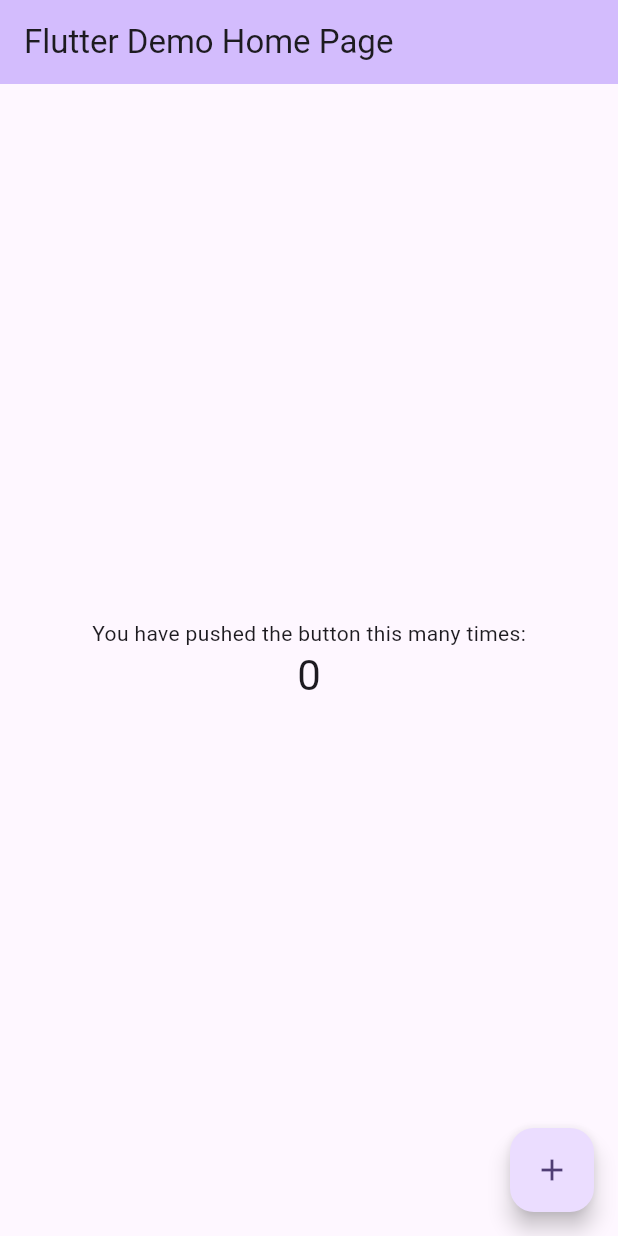
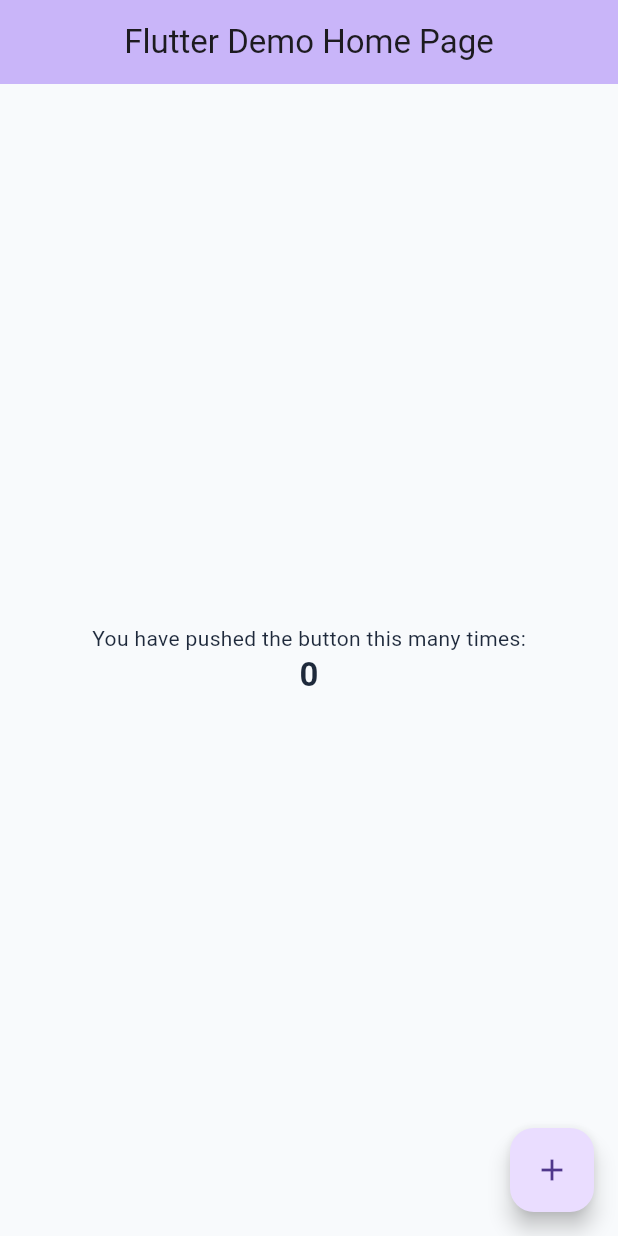
Before and after one commit to hossam-khedr/Monorepo-Flutter, a Flutter app: the screen it shows after launch, on a phone screen of 412 x 824 dp. Run offline on Flutter 3.47's test engine with Material 3 defaults, Android fonts, the phone set to English and light mode, and no system bars.

Commit message:
added themeing in project

```diff
--- a/apps/employee/lib/main.dart
+++ b/apps/employee/lib/main.dart
@@ -1,4 +1,6 @@
 import 'package:flutter/material.dart';
+import 'package:theme/theming/dark.dart';
+import 'package:theme/theming/light.dart';
 
 
 void main() {
@@ -13,24 +15,8 @@ class MyApp extends StatelessWidget {
   Widget build(BuildContext context) {
     return MaterialApp(
       title: 'Flutter Demo',
-      theme: ThemeData(
-        // This is the theme of your application.
-        //
-        // TRY THIS: Try running your application with "flutter run". You'll see
-        // the application has a purple toolbar. Then, without quitting the app,
-        // try changing the seedColor in the colorScheme below to Colors.green
-        // and then invoke "hot reload" (save your changes or press the "hot
-        // reload" button in a Flutter-supported IDE, or press "r" if you used
-        // the command line to start the app).
-        //
-        // Notice that the counter didn't reset back to zero; the application
-        // state is not lost during the reload. To reset the state, use hot
-        // restart instead.
-        //
-        // This works for code too, not just values: Most code changes can be
-        // tested with just a hot reload.
-        colorScheme: ColorScheme.fromSeed(seedColor: Colors.deepPurple),
-      ),
+      theme: LightTheme.getLightTheme(),
+      darkTheme: DarkTheme.getDarkTheme(),
       home: const MyHomePage(title: 'Flutter Demo Home Page'),
     );
   }
--- a/apps/employee/pubspec.yaml
+++ b/apps/employee/pubspec.yaml
@@ -37,6 +37,8 @@ dependencies:
     path: ../../packages/data
   shared_ui:
     path: ../../packages/shared_ui
+  theme:
+    path: ../../packages/theme
 
   # The following adds the Cupertino Icons font to your application.
   # Use with the CupertinoIcons class for iOS style icons.
--- a/apps/hr/pubspec.yaml
+++ b/apps/hr/pubspec.yaml
@@ -37,6 +37,8 @@ dependencies:
     path: ../../packages/data
   shared_ui:
     path: ../../packages/shared_ui
+  theme:
+    path: ../../packages/theme
 
   # The following adds the Cupertino Icons font to your application.
   # Use with the CupertinoIcons class for iOS style icons.
--- /dev/null
+++ b/packages/theme/analysis_options.yaml
@@ -0,0 +1,4 @@
+include: package:flutter_lints/flutter.yaml
+
+# Additional information about this file can be found at
+# https://dart.dev/guides/language/analysis-options
--- /dev/null
+++ b/packages/theme/lib/theme.dart
@@ -0,0 +1,5 @@
+/// A Calculator.
+class Calculator {
+  /// Returns [value] plus 1.
+  int addOne(int value) => value + 1;
+}
--- /dev/null
+++ b/packages/theme/lib/theming/app_typo_graphy.dart
@@ -0,0 +1,72 @@
+import 'package:flutter/material.dart';
+
+class AppTypography {
+  // Prevent instantiation
+  AppTypography._();
+
+  // Helper method to apply optional color
+  static TextStyle _applyColor(TextStyle style, [Color? color]) {
+    return style.copyWith(color: color);
+  }
+
+  /// Titles
+  static TextStyle titleLarge([Color? color]) =>
+      _applyColor(const TextStyle(
+        fontSize: 28,
+        fontWeight: FontWeight.bold,
+        height: 1.2,
+      ), color);
+
+  static TextStyle titleMedium([Color? color]) =>
+      _applyColor(const TextStyle(
+        fontSize: 22,
+        fontWeight: FontWeight.w600,
+        height: 1.3,
+      ), color);
+
+  static TextStyle titleSmall([Color? color]) =>
+      _applyColor(const TextStyle(
+        fontSize: 18,
+        fontWeight: FontWeight.w600,
+        height: 1.3,
+      ), color);
+
+  /// Body
+  static TextStyle bodyLarge([Color? color]) =>
+      _applyColor(const TextStyle(
+        fontSize: 16,
+        fontWeight: FontWeight.w500,
+        height: 1.4,
+      ), color);
+
+  static TextStyle bodyMedium([Color? color]) =>
+      _applyColor(const TextStyle(
+        fontSize: 14,
+        fontWeight: FontWeight.normal,
+        height: 1.4,
+      ), color);
+
+  static TextStyle bodySmall([Color? color]) =>
+      _applyColor(const TextStyle(
+        fontSize: 12,
+        fontWeight: FontWeight.normal,
+        height: 1.4,
+      ), color);
+
+  /// Caption / Notes
+  static TextStyle caption([Color? color]) =>
+      _applyColor(const TextStyle(
+        fontSize: 11,
+        fontWeight: FontWeight.w300,
+        height: 1.3,
+      ), color);
+
+  /// Button Text
+  static TextStyle button([Color? color]) =>
+      _applyColor(const TextStyle(
+        fontSize: 14,
+        fontWeight: FontWeight.w600,
+        height: 1.2,
+        letterSpacing: 0.5,
+      ), color);
+}
--- /dev/null
+++ b/packages/theme/lib/theming/colors/dark_colors.dart
@@ -0,0 +1,13 @@
+import 'package:flutter/material.dart';
+
+abstract class DarkColors{
+  static const Color darkBackground = Color(0xff111827);
+  static const Color cardColorDark = Color(0xff1F2937);
+  static const Color green = Color(0xff10B981);
+  static const Color orange = Color(0xffF59E0B);
+  static const Color read = Color(0xffEF4444);
+  static const Color fontColorDark= Color(0xffF8F5F9);
+  static const Color blow = Color(0xff2563EB);
+  static const Color smallCard = Color(0xff374151);
+  static const Color gray = Color(0xffBDC0C6);
+}
--- /dev/null
+++ b/packages/theme/lib/theming/colors/light_colors.dart
@@ -0,0 +1,14 @@
+import 'package:flutter/material.dart';
+
+abstract class LightColors{
+  static const Color background = Color(0xffF8FAFC);
+  static const Color cardColor = Color(0xffFFFFFF);
+  static const Color green = Color(0xff10B981);
+  static const Color orange = Color(0xffF59E0B);
+  static const Color read = Color(0xffEF4444);
+  static const Color fontColor = Color(0xff1E293B);
+  static const Color blow = Color(0xff2563EB);
+  static const Color smallCard = Color(0xffF9FAFB);
+  static const Color gray = Color(0xffBDC0C6);
+
+}
--- /dev/null
+++ b/packages/theme/lib/theming/dark.dart
@@ -0,0 +1,90 @@
+import 'package:flutter/material.dart';
+import 'package:flutter/services.dart';
+import 'package:theme/theming/colors/dark_colors.dart';
+
+import 'app_typo_graphy.dart';
+import 'colors/light_colors.dart';
+
+class DarkTheme{
+  DarkTheme._();
+
+  static ThemeData getDarkTheme(){
+    final theme =  ThemeData(
+      useMaterial3: true,
+      scaffoldBackgroundColor: DarkColors.darkBackground,
+      brightness: Brightness.dark,
+      appBarTheme: AppBarTheme(
+        backgroundColor: DarkColors.cardColorDark,
+        centerTitle: true,
+        elevation: 2,
+        systemOverlayStyle: SystemUiOverlayStyle(
+          statusBarColor: DarkColors.cardColorDark,
+          statusBarIconBrightness: Brightness.light,
+          statusBarBrightness: Brightness.dark,
+          systemNavigationBarColor: DarkColors.cardColorDark,
+          systemNavigationBarIconBrightness: Brightness.light,
+        ),
+      ),
+      cardTheme: CardThemeData(
+          color: DarkColors.cardColorDark,
+          shape: RoundedRectangleBorder(
+              borderRadius: BorderRadius.circular(16)
+          )
+      ),
+      elevatedButtonTheme: ElevatedButtonThemeData(
+          style:ElevatedButton.styleFrom(
+            backgroundColor: DarkColors.blow,
+              padding: EdgeInsets.symmetric(
+                  vertical: 12,
+                  horizontal: 24
+              ),
+
+              shape: RoundedRectangleBorder(
+                  borderRadius: BorderRadius.circular(8)
+              )
+          )
+      ),
+      textTheme:  TextTheme(
+        headlineLarge: AppTypography.titleLarge(DarkColors.fontColorDark),
+        headlineMedium: AppTypography.titleMedium(DarkColors.fontColorDark),
+        headlineSmall: AppTypography.titleSmall(DarkColors.fontColorDark),
+        bodyLarge: AppTypography.bodyLarge(DarkColors.fontColorDark),
+        bodyMedium: AppTypography.bodyMedium(DarkColors.fontColorDark),
+        bodySmall: AppTypography.bodySmall(DarkColors.fontColorDark),
+        labelSmall: AppTypography.caption(DarkColors.fontColorDark),
+      ),
+      inputDecorationTheme: InputDecorationTheme(
+        hintStyle: AppTypography.bodyMedium(DarkColors.fontColorDark),
+        labelStyle: AppTypography.bodyMedium(DarkColors.fontColorDark),
+        contentPadding: const EdgeInsets.symmetric(horizontal: 16, vertical: 12),
+        border: OutlineInputBorder(
+          borderRadius: BorderRadius.circular(10),
+          borderSide: BorderSide(color: DarkColors.gray),
+        ),
+        enabledBorder: OutlineInputBorder(
+          borderRadius: BorderRadius.circular(10),
+          borderSide: BorderSide(color: DarkColors.gray),
+        ),
+        focusedBorder: OutlineInputBorder(
+          borderRadius: BorderRadius.circular(10),
+          borderSide: BorderSide(color: DarkColors.blow),
+        ),
+        errorBorder: OutlineInputBorder(
+          borderRadius: BorderRadius.circular(10),
+          borderSide: BorderSide(color: DarkColors.read),
+        ),
+      ),
+      bottomNavigationBarTheme: BottomNavigationBarThemeData(
+        backgroundColor: DarkColors.cardColorDark,
+        selectedItemColor: DarkColors.blow,
+        unselectedItemColor: DarkColors.gray,
+        selectedIconTheme: const IconThemeData(size: 24),
+        unselectedIconTheme: const IconThemeData(size: 20),
+        showUnselectedLabels: true,
+        type: BottomNavigationBarType.fixed,
+      ),
+    );
+
+    return theme;
+  }
+}
--- /dev/null
+++ b/packages/theme/lib/theming/light.dart
@@ -0,0 +1,89 @@
+import 'package:flutter/material.dart';
+import 'package:flutter/services.dart';
+import 'package:theme/theming/colors/light_colors.dart';
+
+import 'app_typo_graphy.dart';
+
+class LightTheme{
+
+  LightTheme._();
+
+  static ThemeData getLightTheme(){
+   final theme =  ThemeData(
+      useMaterial3: true,
+     scaffoldBackgroundColor: LightColors.background,
+brightness: Brightness.light,
+     appBarTheme: AppBarTheme(
+       backgroundColor: LightColors.cardColor,
+       centerTitle: true,
+       elevation: 2,
+       systemOverlayStyle: SystemUiOverlayStyle(
+         statusBarColor: LightColors.cardColor,
+         statusBarIconBrightness: Brightness.dark,
+         statusBarBrightness: Brightness.light,
+         systemNavigationBarColor: LightColors.cardColor,
+         systemNavigationBarIconBrightness: Brightness.dark,
+       ),
+     ),
+     cardTheme: CardThemeData(
+       color: LightColors.cardColor,
+       shape: RoundedRectangleBorder(
+         borderRadius: BorderRadius.circular(16)
+       )
+     ),
+     elevatedButtonTheme: ElevatedButtonThemeData(
+       style:ElevatedButton.styleFrom(
+         backgroundColor: LightColors.blow,
+         padding: EdgeInsets.symmetric(
+           vertical: 12,
+           horizontal: 24
+         ),
+         shape: RoundedRectangleBorder(
+           borderRadius: BorderRadius.circular(8)
+         )
+       )
+     ),
+     textTheme:  TextTheme(
+     headlineLarge: AppTypography.titleLarge(LightColors.fontColor),
+     headlineMedium: AppTypography.titleMedium(LightColors.fontColor),
+     headlineSmall: AppTypography.titleSmall(LightColors.fontColor),
+     bodyLarge: AppTypography.bodyLarge(LightColors.fontColor),
+     bodyMedium: AppTypography.bodyMedium(LightColors.fontColor),
+     bodySmall: AppTypography.bodySmall(LightColors.fontColor),
+     labelSmall: AppTypography.caption(LightColors.fontColor),
+   ),
+     inputDecorationTheme: InputDecorationTheme(
+       hintStyle: AppTypography.bodyMedium(LightColors.fontColor),
+       labelStyle: AppTypography.bodyMedium(LightColors.fontColor),
+       contentPadding: const EdgeInsets.symmetric(horizontal: 16, vertical: 12),
+       border: OutlineInputBorder(
+         borderRadius: BorderRadius.circular(10),
+         borderSide: BorderSide(color: LightColors.gray),
+       ),
+       enabledBorder: OutlineInputBorder(
+         borderRadius: BorderRadius.circular(10),
+         borderSide: BorderSide(color: LightColors.gray),
+       ),
+       focusedBorder: OutlineInputBorder(
+         borderRadius: BorderRadius.circular(10),
+         borderSide: BorderSide(color: LightColors.blow),
+       ),
+       errorBorder: OutlineInputBorder(
+         borderRadius: BorderRadius.circular(10),
+         borderSide: BorderSide(color: LightColors.read),
+       ),
+     ),
+     bottomNavigationBarTheme: BottomNavigationBarThemeData(
+       backgroundColor: LightColors.cardColor,
+       selectedItemColor: LightColors.blow,
+       unselectedItemColor: LightColors.gray,
+       selectedIconTheme: const IconThemeData(size: 24),
+       unselectedIconTheme: const IconThemeData(size: 20),
+       showUnselectedLabels: true,
+       type: BottomNavigationBarType.fixed,
+     ),
+    );
+
+   return theme;
+  }
+}
```
Also changed, not shown: packages/theme/pubspec.yaml (added, +54 -0 lines), pubspec.lock, 7 other files.
